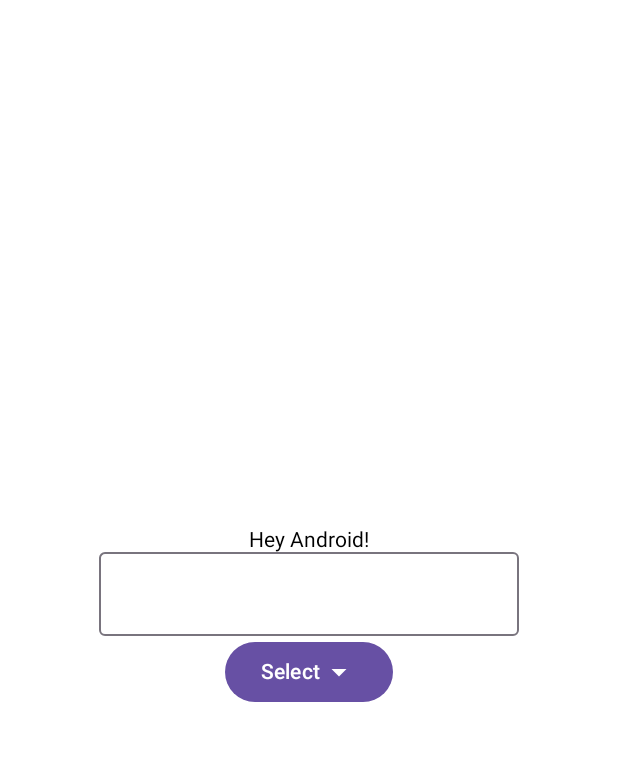
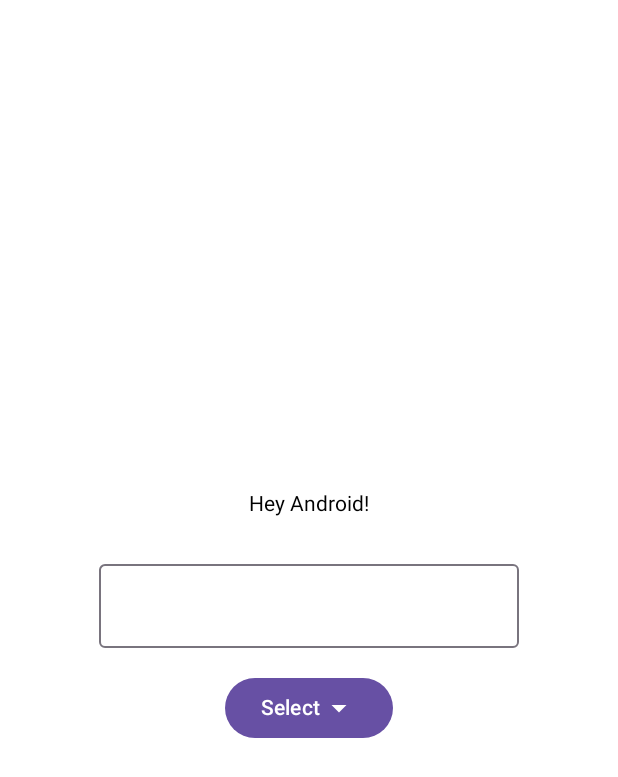
Before and after one commit to PrinceNand/Unit-Converter-Kotlin, an Android app built with Jetpack Compose: the @Preview function UnitConverterPreview, on a phone screen of 412 x 824 dp. Shown: the top 777 px of the screen. Run offline under Robolectric (Android 15) with nearby library versions, the phone set to English and light mode, and no system bars.

Commit message:
Kotlin-Learn: 7.Spacer vs Padding

```diff
--- a/app/src/main/java/com/project/unitconverterkotlin/MainActivity.kt
+++ b/app/src/main/java/com/project/unitconverterkotlin/MainActivity.kt
@@ -8,7 +8,9 @@ import androidx.compose.foundation.layout.Arrangement
 import androidx.compose.foundation.layout.Box
 import androidx.compose.foundation.layout.Column
 import androidx.compose.foundation.layout.Row
+import androidx.compose.foundation.layout.Spacer
 import androidx.compose.foundation.layout.fillMaxSize
+import androidx.compose.foundation.layout.height
 import androidx.compose.foundation.layout.padding
 import androidx.compose.material.icons.Icons
 import androidx.compose.material.icons.filled.ArrowDropDown
@@ -49,7 +51,9 @@ fun UnitConverter(name: String, modifier: Modifier){
         horizontalAlignment = Alignment.CenterHorizontally
     ) {
         Text(text = name)
-        OutlinedTextField(value = "", onValueChange = {})
+        Spacer(modifier = Modifier.height(16.dp))
+        OutlinedTextField(value = "", onValueChange = {},
+            modifier = Modifier.padding(16.dp))
 
         Row {
             Box {
```
